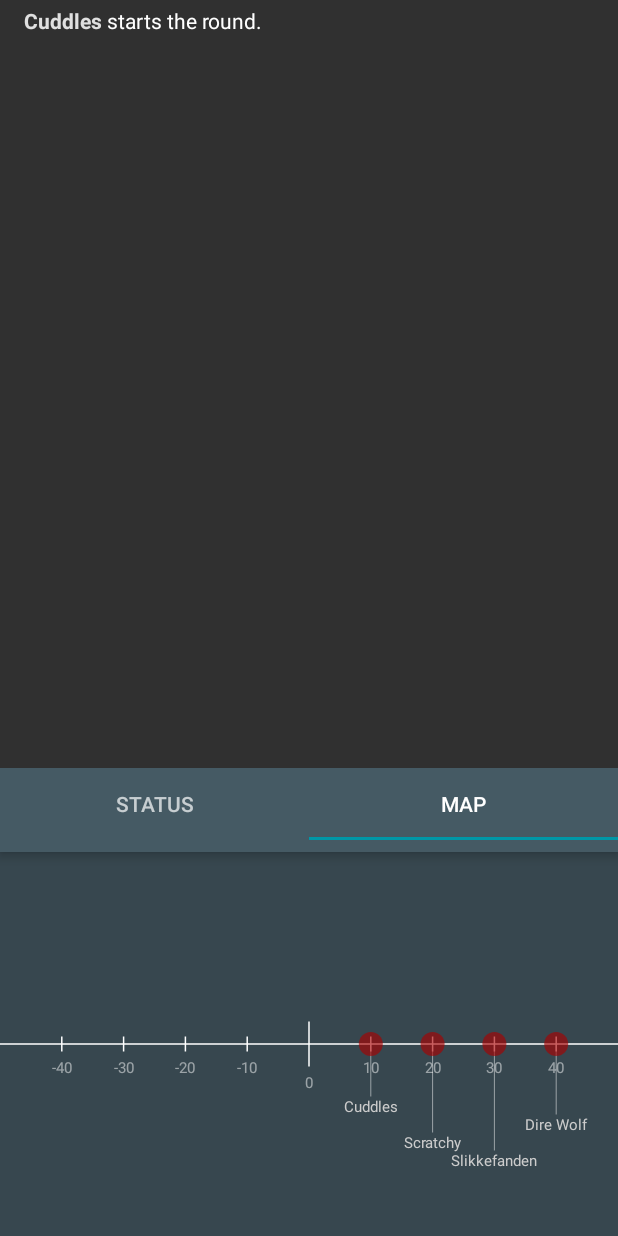
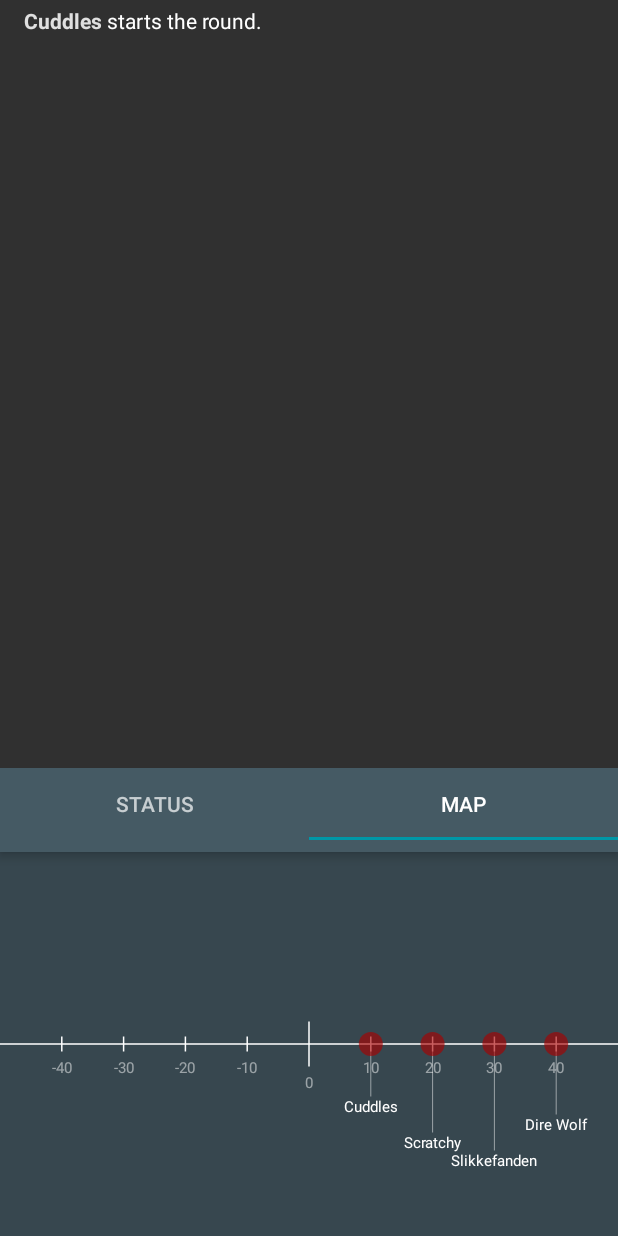
Before and after one commit to biscon/rpg, an Android app: the EncounterActivity screen opened directly, with no data from a screen before it, tab 2 chosen, on a phone screen of 412 x 824 dp. Run offline under Robolectric (Android 15) with nearby library versions, the phone set to English and light mode, and no system bars; our stand-ins replace ButterKnife; 7 statements that could not run were skipped.

Commit message:
- Used blocking queue for combat log instead of timerthread to avoid timing stalls - Added queuePendingEvent to PresentationManager - Added health color shading to names on glorious 1D map

```diff
--- a/app/src/main/java/dk/bison/rpg/ui/encounter/EncounterMapView.java
+++ b/app/src/main/java/dk/bison/rpg/ui/encounter/EncounterMapView.java
@@ -1,5 +1,6 @@
 package dk.bison.rpg.ui.encounter;
 
+import android.animation.ArgbEvaluator;
 import android.content.Context;
 import android.graphics.Canvas;
 import android.graphics.Paint;
@@ -30,6 +31,9 @@ public class EncounterMapView extends View {
     int mapMin = -50;
     int mapMax = 50;
     float [] widths = new float[10];
+    private static int deadColor = 0xFFB71C1C;
+    private static int maxHpColor = 0xFFFFFFFF;
+    ArgbEvaluator rgbEvaluator = new ArgbEvaluator();
 
     public EncounterMapView(Context context) {
         super(context);
@@ -103,6 +107,14 @@ public class EncounterMapView extends View {
         for(int i=0; i < combatants.size(); i++)
         {
             Combatant c = combatants.get(i);
+            float max_hp = (float) c.getMaxHP();
+            float cur_hp = (float) c.getHP();
+            float frac = 0;
+            if(cur_hp > 0)
+                frac = cur_hp / max_hp;
+            //Log.e(TAG, "max_hp = " + max_hp + ", cur_hp = " + cur_hp+ " frac = " + frac);
+            int col = (int) rgbEvaluator.evaluate(frac, deadColor, maxHpColor);
+            labelPaint2.setColor(col);
             if(c.isDead())
                 continue;
             float x = (float) Util.reMapDouble(-50, 50, 0, (double) getWidth(), (double) c.getPosition());
```
Also changed, not shown: 1 other file.
